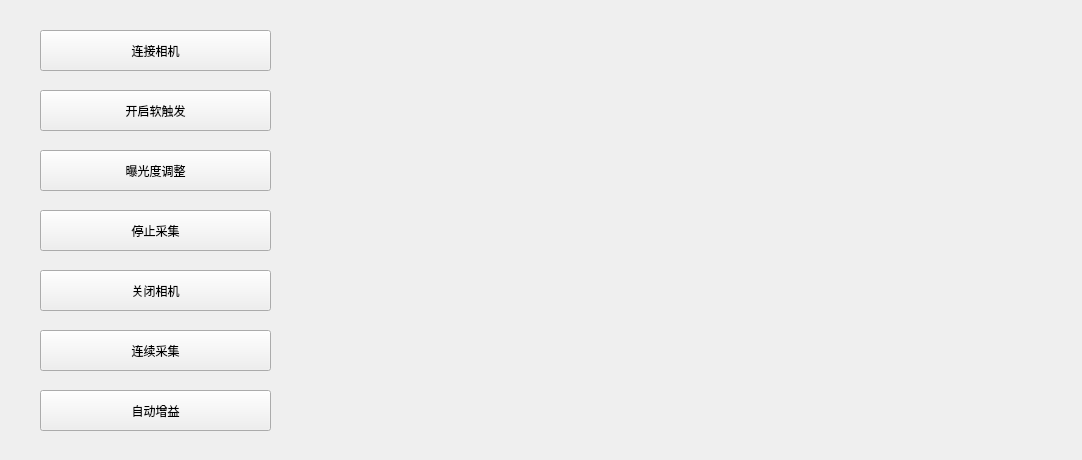
This is widget.ui in Y0ngl1n/HikonUSB3Camera as Qt 5 draws it before an edit. The edited form follows.
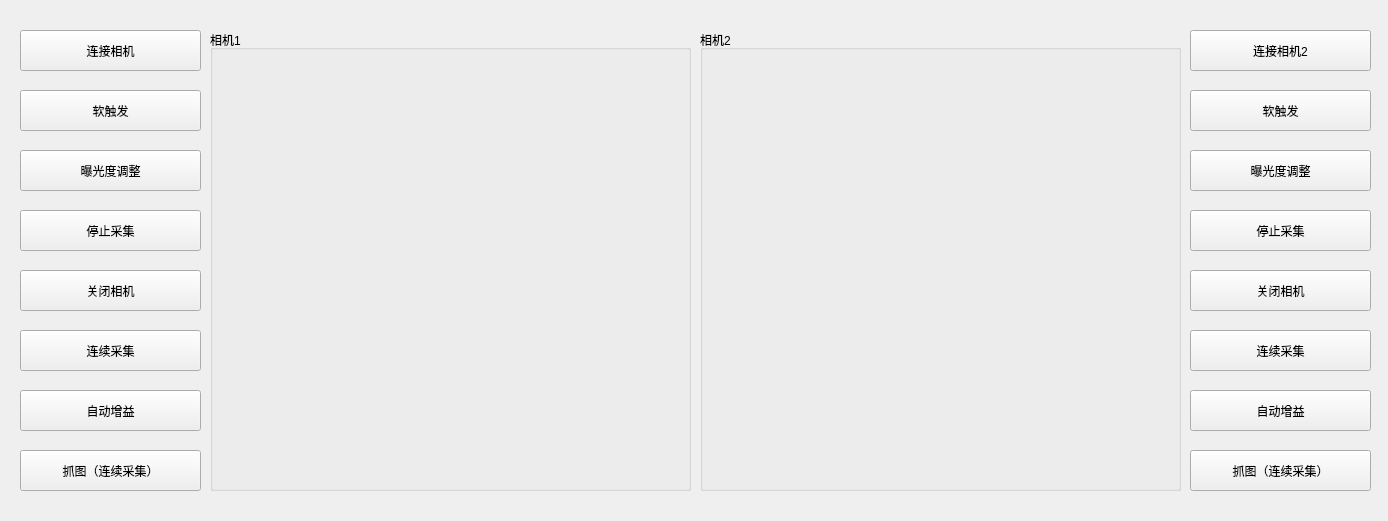
This is the edited form.

The edit to the form file:
```diff
--- a/widget.ui
+++ b/widget.ui
@@ -6,8 +6,8 @@
    <rect>
     <x>0</x>
     <y>0</y>
-    <width>1082</width>
-    <height>460</height>
+    <width>1388</width>
+    <height>521</height>
    </rect>
   </property>
   <property name="windowTitle">
@@ -16,9 +16,9 @@
   <widget class="QPushButton" name="pushButton">
    <property name="geometry">
     <rect>
-     <x>40</x>
+     <x>20</x>
      <y>30</y>
-     <width>231</width>
+     <width>181</width>
      <height>41</height>
     </rect>
    </property>
@@ -29,9 +29,9 @@
   <widget class="QPushButton" name="pushButton_2">
    <property name="geometry">
     <rect>
-     <x>40</x>
+     <x>20</x>
      <y>270</y>
-     <width>231</width>
+     <width>181</width>
      <height>41</height>
     </rect>
    </property>
@@ -42,35 +42,22 @@
   <widget class="QPushButton" name="pushButton_3">
    <property name="geometry">
     <rect>
-     <x>40</x>
+     <x>20</x>
      <y>90</y>
-     <width>231</width>
+     <width>181</width>
      <height>41</height>
     </rect>
    </property>
    <property name="text">
-    <string>开启软触发</string>
-   </property>
-  </widget>
-  <widget class="QLabel" name="label_image">
-   <property name="geometry">
-    <rect>
-     <x>290</x>
-     <y>30</y>
-     <width>761</width>
-     <height>401</height>
-    </rect>
-   </property>
-   <property name="text">
-    <string/>
+    <string>软触发</string>
    </property>
   </widget>
   <widget class="QPushButton" name="pushButton_4">
    <property name="geometry">
     <rect>
-     <x>40</x>
+     <x>20</x>
      <y>210</y>
-     <width>231</width>
+     <width>181</width>
      <height>41</height>
     </rect>
    </property>
@@ -81,9 +68,9 @@
   <widget class="QPushButton" name="pushButton_5">
    <property name="geometry">
     <rect>
-     <x>40</x>
+     <x>20</x>
      <y>150</y>
-     <width>231</width>
+     <width>181</width>
      <height>41</height>
     </rect>
    </property>
@@ -94,9 +81,9 @@
   <widget class="QPushButton" name="pushButton_6">
    <property name="geometry">
     <rect>
-     <x>40</x>
+     <x>20</x>
      <y>330</y>
-     <width>231</width>
+     <width>181</width>
      <height>41</height>
     </rect>
    </property>
@@ -107,9 +94,9 @@
   <widget class="QPushButton" name="pushButton_7">
    <property name="geometry">
     <rect>
-     <x>40</x>
+     <x>20</x>
      <y>390</y>
-     <width>231</width>
+     <width>181</width>
      <height>41</height>
     </rect>
    </property>
@@ -117,6 +104,175 @@
     <string>自动增益</string>
    </property>
   </widget>
+  <widget class="QPushButton" name="pushButton_8">
+   <property name="geometry">
+    <rect>
+     <x>20</x>
+     <y>450</y>
+     <width>181</width>
+     <height>41</height>
+    </rect>
+   </property>
+   <property name="text">
+    <string>抓图（连续采集）</string>
+   </property>
+  </widget>
+  <widget class="QGroupBox" name="groupBox">
+   <property name="geometry">
+    <rect>
+     <x>210</x>
+     <y>30</y>
+     <width>481</width>
+     <height>461</height>
+    </rect>
+   </property>
+   <property name="title">
+    <string>相机1</string>
+   </property>
+   <widget class="QLabel" name="label_image">
+    <property name="geometry">
+     <rect>
+      <x>20</x>
+      <y>40</y>
+      <width>441</width>
+      <height>401</height>
+     </rect>
+    </property>
+    <property name="text">
+     <string/>
+    </property>
+   </widget>
+  </widget>
+  <widget class="QGroupBox" name="groupBox_2">
+   <property name="geometry">
+    <rect>
+     <x>700</x>
+     <y>30</y>
+     <width>481</width>
+     <height>461</height>
+    </rect>
+   </property>
+   <property name="title">
+    <string>相机2</string>
+   </property>
+   <widget class="QLabel" name="label_image_2">
+    <property name="geometry">
+     <rect>
+      <x>20</x>
+      <y>40</y>
+      <width>441</width>
+      <height>401</height>
+     </rect>
+    </property>
+    <property name="text">
+     <string/>
+    </property>
+   </widget>
+  </widget>
+  <widget class="QPushButton" name="pushButton_9">
+   <property name="geometry">
+    <rect>
+     <x>1190</x>
+     <y>30</y>
+     <width>181</width>
+     <height>41</height>
+    </rect>
+   </property>
+   <property name="text">
+    <string>连接相机2</string>
+   </property>
+  </widget>
+  <widget class="QPushButton" name="pushButton_10">
+   <property name="geometry">
+    <rect>
+     <x>1190</x>
+     <y>90</y>
+     <width>181</width>
+     <height>41</height>
+    </rect>
+   </property>
+   <property name="text">
+    <string>软触发</string>
+   </property>
+  </widget>
+  <widget class="QPushButton" name="pushButton_11">
+   <property name="geometry">
+    <rect>
+     <x>1190</x>
+     <y>450</y>
+     <width>181</width>
+     <height>41</height>
+    </rect>
+   </property>
+   <property name="text">
+    <string>抓图（连续采集）</string>
+   </property>
+  </widget>
+  <widget class="QPushButton" name="pushButton_12">
+   <property name="geometry">
+    <rect>
+     <x>1190</x>
+     <y>390</y>
+     <width>181</width>
+     <height>41</height>
+    </rect>
+   </property>
+   <property name="text">
+    <string>自动增益</string>
+   </property>
+  </widget>
+  <widget class="QPushButton" name="pushButton_13">
+   <property name="geometry">
+    <rect>
+     <x>1190</x>
+     <y>270</y>
+     <width>181</width>
+     <height>41</height>
+    </rect>
+   </property>
+   <property name="text">
+    <string>关闭相机</string>
+   </property>
+  </widget>
+  <widget class="QPushButton" name="pushButton_14">
+   <property name="geometry">
+    <rect>
+     <x>1190</x>
+     <y>210</y>
+     <width>181</width>
+     <height>41</height>
+    </rect>
+   </property>
+   <property name="text">
+    <string>停止采集</string>
+   </property>
+  </widget>
+  <widget class="QPushButton" name="pushButton_15">
+   <property name="geometry">
+    <rect>
+     <x>1190</x>
+     <y>150</y>
+     <width>181</width>
+     <height>41</height>
+    </rect>
+   </property>
+   <property name="text">
+    <string>曝光度调整</string>
+   </property>
+  </widget>
+  <widget class="QPushButton" name="pushButton_16">
+   <property name="geometry">
+    <rect>
+     <x>1190</x>
+     <y>330</y>
+     <width>181</width>
+     <height>41</height>
+    </rect>
+   </property>
+   <property name="text">
+    <string>连续采集</string>
+   </property>
+  </widget>
  </widget>
  <layoutdefault spacing="6" margin="11"/>
  <resources/>
```
